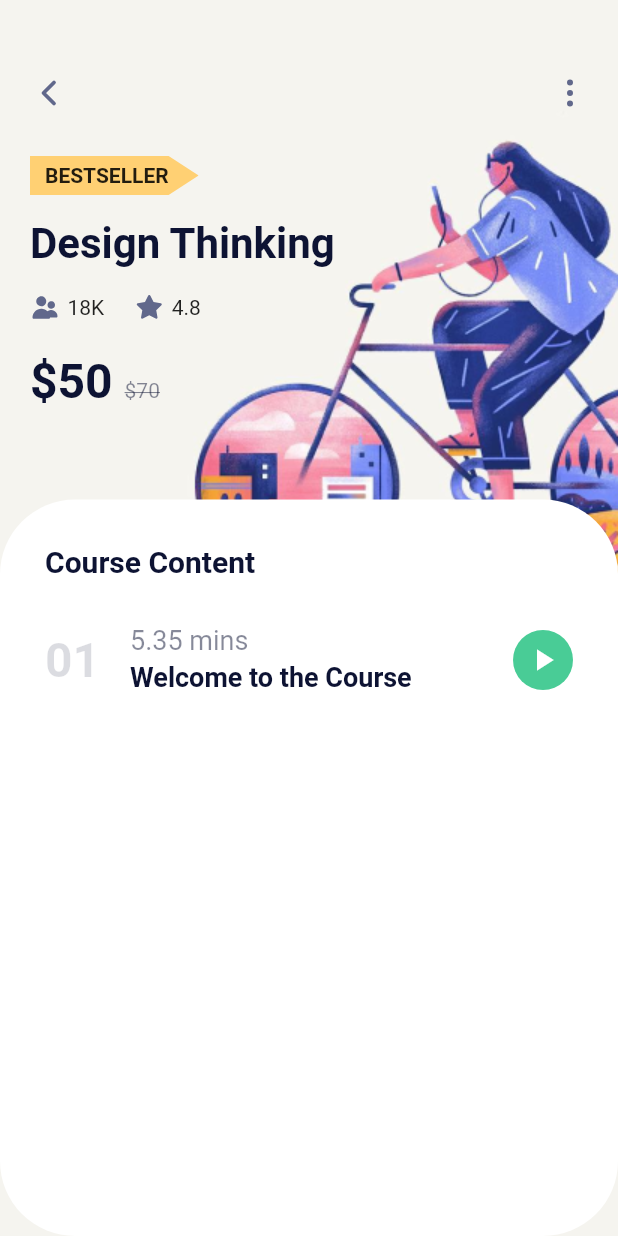
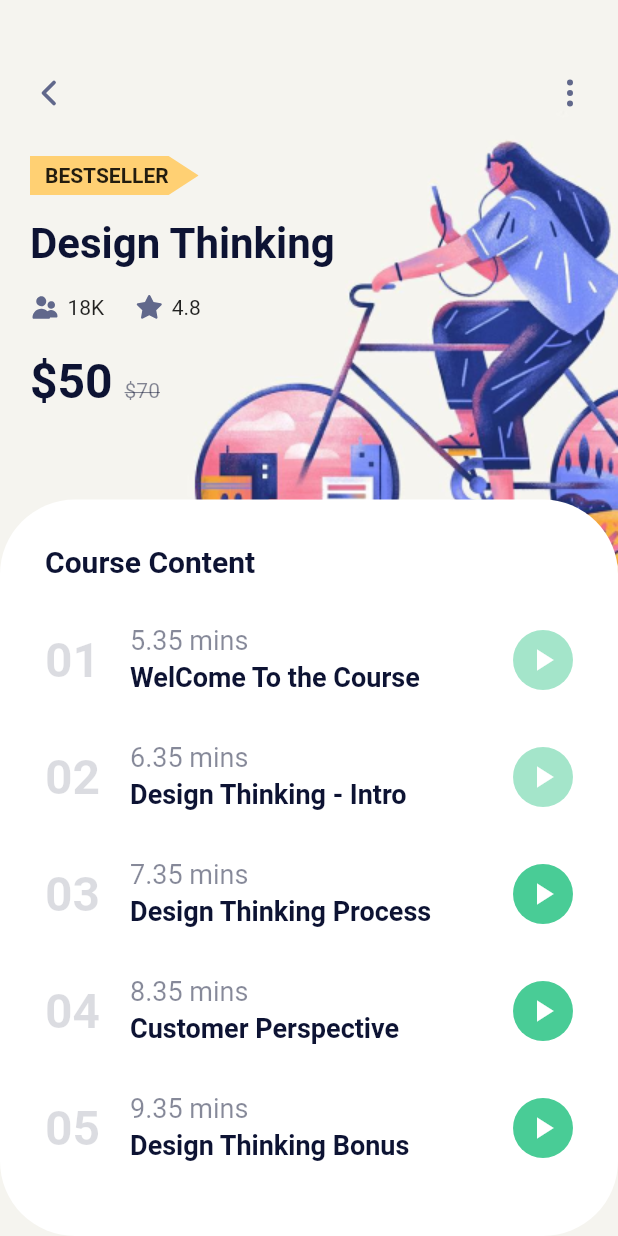
Before and after one commit to JARNBOY/CourseOnlineApp_flutter, a Flutter app: the screen it shows after launch, on a phone screen of 412 x 824 dp. Run offline on Flutter 3.47's test engine with Material 2 defaults, Android fonts, the phone set to English and light mode, and no system bars; our stand-ins replace flutter_svg.

```diff
--- a/couseonlineapp_flutter/lib/detailScreen.dart
+++ b/couseonlineapp_flutter/lib/detailScreen.dart
@@ -87,7 +87,36 @@ class DetailScreen extends StatelessWidget {
                     children: <Widget>[
                       Text("Course Content", style: kTitleTextStyle),
                       SizedBox(height: 30),
-                      CourseContent(),
+                      CourseContent(
+                        number: "01",
+                        duration: 5.35,
+                        title: "WelCome To the Course",
+                        isDone: true,
+                      ),
+                      CourseContent(
+                        number: "02",
+                        duration: 6.35,
+                        title: "Design Thinking - Intro",
+                        isDone: true,
+                      ),
+                      CourseContent(
+                        number: "03",
+                        duration: 7.35,
+                        title: "Design Thinking Process",
+                        isDone: false,
+                      ),
+                      CourseContent(
+                        number: "04",
+                        duration: 8.35,
+                        title: "Customer Perspective",
+                        isDone: false,
+                      ),
+                      CourseContent(
+                        number: "05",
+                        duration: 9.35,
+                        title: "Design Thinking Bonus",
+                        isDone: false,
+                      )
                     ],
                   ),
                 ),
@@ -111,25 +140,27 @@ class CourseContent extends StatelessWidget {
     this.number,
     this.duration,
     this.title,
-    this.isDone,
+    this.isDone = false,
   }) : super(key: key);
 
   @override
   Widget build(BuildContext context) {
-    return Row(
+    return Padding(
+      padding: const EdgeInsets.only(bottom: 30),
+      child: Row(
         children: <Widget>[
-        Text("01",
+          Text(number,
               style: kHeadingextStyle.copyWith(
                   color: kTextColor.withOpacity(.15), fontSize: 32)),
           SizedBox(width: 20),
           RichText(
             text: TextSpan(children: [
               TextSpan(
-                text: "5.35 mins\n",
-                style:
-                    TextStyle(color: kTextColor.withOpacity(.5), fontSize: 18)),
+                  text: "$duration mins\n",
+                  style: TextStyle(
+                      color: kTextColor.withOpacity(.5), fontSize: 18)),
               TextSpan(
-                text: "Welcome to the Course",
+                  text: title,
                   style: kSubtitleTextSyule.copyWith(
                       fontWeight: FontWeight.w600, height: 1.5))
             ]),
@@ -139,13 +170,16 @@ class CourseContent extends StatelessWidget {
             margin: EdgeInsets.only(left: 20),
             height: 40,
             width: 40,
-          decoration: BoxDecoration(shape: BoxShape.circle, color: kGreenColor),
+            decoration: BoxDecoration(
+                shape: BoxShape.circle,
+                color: kGreenColor.withOpacity(isDone ? .5 : 1)),
             child: Icon(
               Icons.play_arrow,
               color: Colors.white,
             ),
           )
         ],
+      ),
     );
   }
 }
```
Lines whose indentation alone changed are shown as unchanged.
